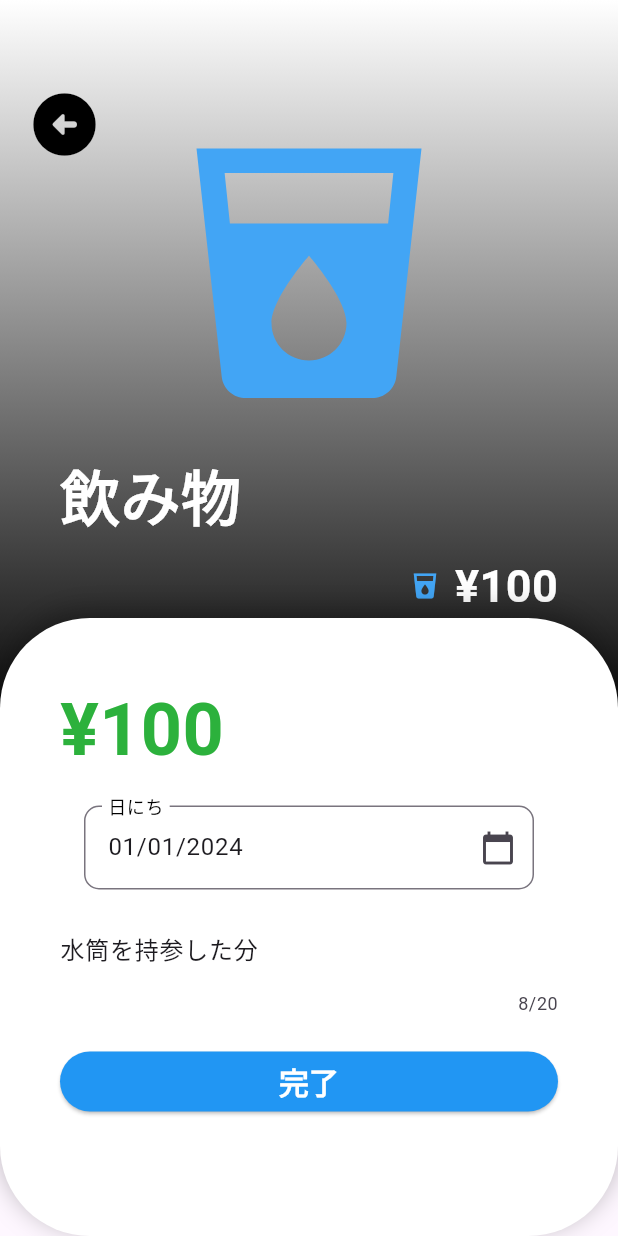
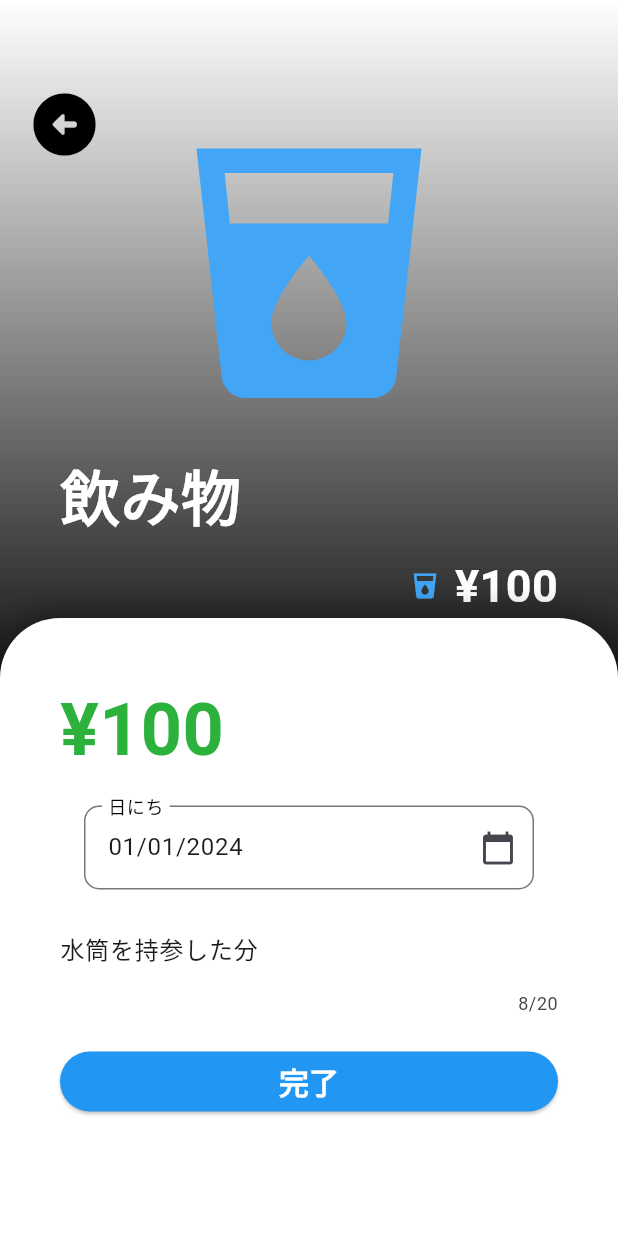
Before and after one commit to kou-nagamine/new_save_money, a Flutter app: the ReferencePage screen opened directly, on a phone screen of 412 x 824 dp. Run offline on Flutter 3.47's test engine with Material 3 defaults, Android fonts, the phone set to English and light mode, and no system bars; our stand-ins replace fl_chart, flutter_riverpod, flutter_svg, riverpod_annotation, shared_preferences; missing offline and left inert: iconoir_flutter; accounts and stored records are empty; generated files the repository leaves out were written again; statements that could not run were skipped.

Commit message:
デザイン調整とコメント追加

```diff
--- a/lib/views/pages/reference/reference_page.dart
+++ b/lib/views/pages/reference/reference_page.dart
@@ -49,7 +49,10 @@ class _ReferencePageState extends State<ReferencePage> {
                 padding: EdgeInsets.all(40),
                 decoration: BoxDecoration(
                   color: Colors.white,
-                  borderRadius: BorderRadius.circular(60),
+                  borderRadius: BorderRadius.only(// 画面上部のみ角丸にする
+                    topLeft: Radius.circular(40),
+                    topRight: Radius.circular(40),
+                  ),
                   boxShadow: [
                     BoxShadow(
                       color: Colors.black.withOpacity(0.3),
@@ -73,7 +76,7 @@ class _ReferencePageState extends State<ReferencePage> {
                       initialDate: _selectedDate,
                       onDateChanged: (date) {
                         setState(() {
-                          _selectedDate = date;
+                          _selectedDate = date; // デフォルトを2024年1月1日に設定。個々の値はデータが格納された日付にする予定
                         });
                       },
                     ),
@@ -81,7 +84,7 @@ class _ReferencePageState extends State<ReferencePage> {
                       initialMemo: _memo,
                       onMemoChanged: (value) {
                         setState(() {
-                          _memo = value.isEmpty ? '水筒を持参した分' : value;
+                          _memo = value.isEmpty ? '水筒を持参した分' : value; // メモが空の場合はデフォルトの値を設定
                         });
                       },
                     ),
```
